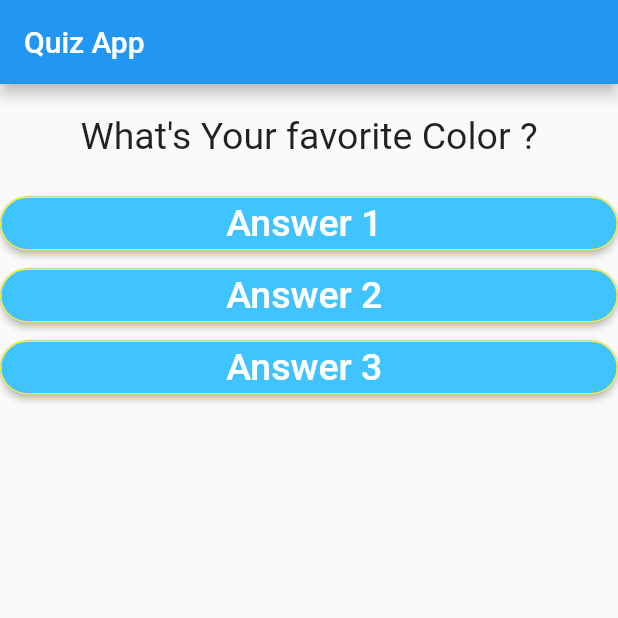
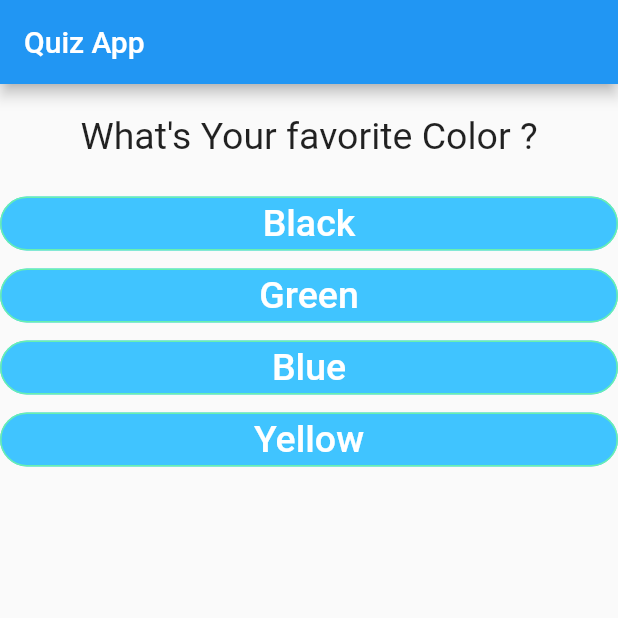
Before and after one commit to SarraISMAIL/Let-sCode, a Flutter app: the screen it shows after launch, on a phone screen of 412 x 824 dp, the top half of it. Run offline on Flutter 3.47's test engine with Material 2 defaults, Android fonts, the phone set to English and light mode, and no system bars.

Commit message:
Quiz_App3: Adding Informations.

```diff
--- a/lib/answer.dart
+++ b/lib/answer.dart
@@ -11,10 +11,10 @@ class Answer extends StatelessWidget {
   Widget build(BuildContext context) {
     return Container(
       width: double.infinity,
-       child : RaisedButton(
+       child : FlatButton(
             shape : RoundedRectangleBorder(
             borderRadius: BorderRadius.circular(30.0),
-            side: BorderSide(color: Colors.yellow),
+            side: BorderSide(color: Colors.greenAccent),
           ),
           color: Colors.lightBlueAccent,
           textColor: Colors.white,
--- a/lib/main.dart
+++ b/lib/main.dart
@@ -13,21 +13,31 @@ class MyApp extends StatefulWidget {
 class _MyAppState extends State<MyApp> {
   int _questionIndex = 0;
 
-  void answerQuestion(){
-    if (_questionIndex == 1){
-      _questionIndex = -1 ;
+  void answerQuestion() {
+    if (_questionIndex == 2) {
+      _questionIndex = -1;
     }
     setState(() {
-      _questionIndex+=1;
+      _questionIndex += 1;
     });
-    print ("$_questionIndex");
+    print("$_questionIndex");
     print("Answer chosen !%n");
+  }
 
-  }
-  final _question = [
-    "What\'s Your favorite Color ?",
-    "What\'s Your favorite Animal ?"
+  final List<Map<String, Object>> _question = [
+    {'questionText':'What\'s Your favorite Color ?',
+      'answers':['Black', 'Green', 'Blue','Yellow']
+    },
+    {'questionText':'What\'s Your favorite Animal ?',
+      'answers':['Rabbit', 'Tiger', 'Elephant','Lion']
+    },
+    {'questionText':'What\'s Your favorite Instructor ?',
+      'answers':['Sarra_1', 'Sarra_2', 'Sarra_3','Sarra_4']
+    },
+
+
   ];
+
 
   @override
   Widget build(BuildContext context) {
@@ -40,11 +50,12 @@ class _MyAppState extends State<MyApp> {
         width: double.infinity, //ell prend tt la longeur du colmn
         child: Column(
           children: <Widget>[
-            Question(_question[_questionIndex]),
-            Answer(answerQuestion, "Answer 1 "),
-            Answer(answerQuestion, "Answer 2 "),
-            Answer(answerQuestion, "Answer 3 "),
-           // Answer((){}, "Answer 4 "),
+            Question(_question[_questionIndex]['questionText']),
+
+
+            ...(_question[_questionIndex]['answers'] as List<String>).map((answer){
+              return Answer(answerQuestion ,answer);
+            }).toList(), //Thhis an object not a list of String
 
           ],
         ),
```
